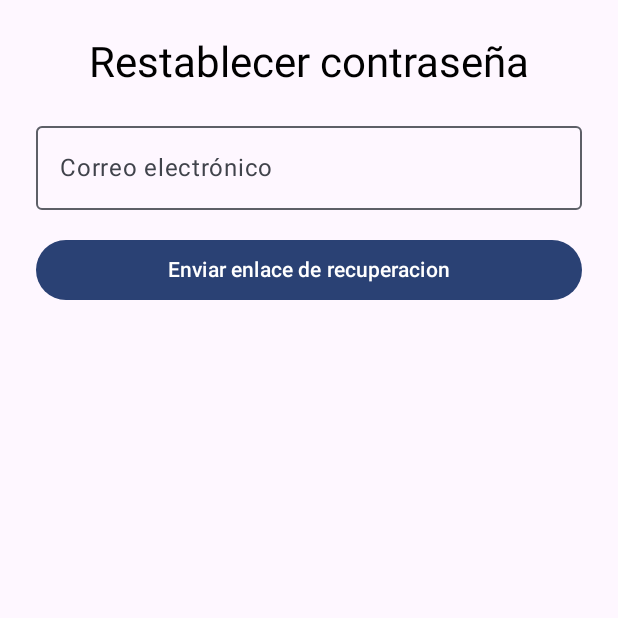
After one commit to maxiteyo/TecnologiasMoviles-Manos-Locales, an Android app built with Jetpack Compose: the ForgotPasswordActivity screen opened directly, with no data from a screen before it, on a phone screen of 412 x 824 dp, the top half of it. The commit adds this screen. Run offline under Robolectric (Android 15) with nearby library versions, the phone set to English and light mode, and no system bars; our stand-ins replace Firebase (no records; nobody signed in at launch, a user with empty details on screens opened directly).

Commit message:
Terminar bien de ver el apartado de olvide contraseña y luego terminar la parte de registro

```diff
--- /dev/null
+++ b/app/src/main/java/com/example/manoslocales/ForgotPasswordActivity.kt
@@ -0,0 +1,105 @@
+package com.example.manoslocales
+
+import android.os.Bundle
+import android.widget.Toast
+import androidx.activity.ComponentActivity
+import androidx.activity.compose.setContent
+import androidx.compose.foundation.layout.*
+import androidx.compose.foundation.text.KeyboardOptions
+import androidx.compose.material3.*
+import androidx.compose.runtime.*
+import androidx.compose.ui.Alignment
+import androidx.compose.ui.Modifier
+import androidx.compose.ui.platform.LocalContext
+import androidx.compose.ui.text.input.KeyboardType
+import androidx.compose.ui.unit.dp
+import com.google.firebase.FirebaseApp
+
+import com.example.manoslocales.ui.theme.ManosLocalesTheme
+
+
+import androidx.activity.enableEdgeToEdge
+import androidx.compose.runtime.Composable
+import androidx.compose.ui.text.input.PasswordVisualTransformation
+import com.google.firebase.auth.FirebaseAuth
+
+
+class ForgotPasswordActivity : ComponentActivity() {
+    override fun onCreate(savedInstanceState: Bundle?) {
+        super.onCreate(savedInstanceState)
+        FirebaseApp.initializeApp(this)
+        enableEdgeToEdge()
+
+        setContent {
+            ManosLocalesTheme {
+                ForgotPasswordScreen()
+            }
+        }
+        /*setContentView(R.layout.activity_forgot_password)
+        ViewCompat.setOnApplyWindowInsetsListener(findViewById(R.id.main)) { v, insets ->
+            val systemBars = insets.getInsets(WindowInsetsCompat.Type.systemBars())
+            v.setPadding(systemBars.left, systemBars.top, systemBars.right, systemBars.bottom)
+            insets
+        }*/
+    }
+}
+
+@Composable
+fun ForgotPasswordScreen() {
+    val context = LocalContext.current
+
+    var email by remember { mutableStateOf("") }
+    //var code by remember { mutableStateOf("") }
+    //var password by remember { mutableStateOf("") }
+    //var confirmPassword by remember { mutableStateOf("") }
+    var message by remember { mutableStateOf("") }
+
+    Column(
+        modifier = Modifier
+            .fillMaxSize()
+            .padding(24.dp),
+        horizontalAlignment = Alignment.CenterHorizontally,
+        verticalArrangement = Arrangement.Top
+    ) {
+        Text("Restablecer contraseña", style = MaterialTheme.typography.headlineMedium)
+        Spacer(modifier = Modifier.height(16.dp))
+
+        OutlinedTextField(
+            value = email,
+            onValueChange = { email = it },
+            label = { Text("Correo electrónico") },
+            keyboardOptions = KeyboardOptions.Default.copy(keyboardType = KeyboardType.Email),
+            singleLine = true,
+            modifier = Modifier.fillMaxWidth()
+        )
+
+        Spacer(modifier = Modifier.height(16.dp))
+
+        Button(
+            onClick = {
+                if (email.isBlank()) {
+                    message = "Por favor, ingresá tu correo"
+                } else {
+                    FirebaseAuth.getInstance()
+                        .sendPasswordResetEmail(email)
+                        .addOnCompleteListener { task ->
+                            message = if (task.isSuccessful) {
+                                "Correo enviado. Revisa tu bandeja de entrada."
+                            } else {
+                                "Error: ${task.exception?.localizedMessage ?: "Intentalo de nuevo"}"
+                            }
+
+                            Toast.makeText(context, message, Toast.LENGTH_LONG).show()
+                        }
+                }
+            },
+            modifier = Modifier.fillMaxWidth()
+        ) {
+            Text("Enviar enlace de recuperacion")
+        }
+
+        Spacer(modifier = Modifier.height(16.dp))
+
+        Text(text = message, color = MaterialTheme.colorScheme.primary)
+    }
+}
--- a/app/src/main/java/com/example/manoslocales/MainActivity.kt
+++ b/app/src/main/java/com/example/manoslocales/MainActivity.kt
@@ -17,6 +17,7 @@ import androidx.navigation.ui.setupWithNavController
 import com.example.manoslocales.ui.theme.ManosLocalesTheme
 import com.google.android.material.bottomnavigation.BottomNavigationView
 
+
 class MainActivity : AppCompatActivity () {
     override fun onCreate(savedInstanceState: Bundle?) {
         super.onCreate(savedInstanceState)
--- a/app/src/main/res/layout/activity_login.xml
+++ b/app/src/main/res/layout/activity_login.xml
@@ -53,6 +53,7 @@
         />
 
     <TextView
+        android:id="@+id/olvidaste_contra"
         android:layout_width="wrap_content"
         android:layout_height="wrap_content"
         android:text="@string/olvidaste_tu_contrasenia"
--- a/app/src/main/res/values/strings.xml
+++ b/app/src/main/res/values/strings.xml
@@ -22,4 +22,6 @@
     <string name="recuerdame">Recuérdame</string>
     <string name="sos_nuevo">¿Sos nuevo?</string>
     <string name="registrate_ahora">Registrate ahora</string>
+
+    <string name="Formulario">Nombre</string>
 </resources>
--- a/build.gradle.kts
+++ b/build.gradle.kts
@@ -3,4 +3,5 @@ plugins {
     alias(libs.plugins.android.application) apply false
     alias(libs.plugins.kotlin.android) apply false
     alias(libs.plugins.kotlin.compose) apply false
+    id("com.google.gms.google-services") version "4.4.2" apply false
 }
```
Also changed, not shown: app/build.gradle.kts (+17 -0 lines), app/src/main/AndroidManifest.xml (+11 -5 lines), app/src/main/java/com/example/manoslocales/LoginActivity.kt (+10 -1 lines), app/src/main/java/com/example/manoslocales/RegisterActivity.kt (added, +24 -0 lines), app/src/main/res/layout/activity_forgot_password.xml (added, +10 -0 lines), app/src/main/res/layout/activity_register.xml (added, +99 -0 lines), 1 other file.
